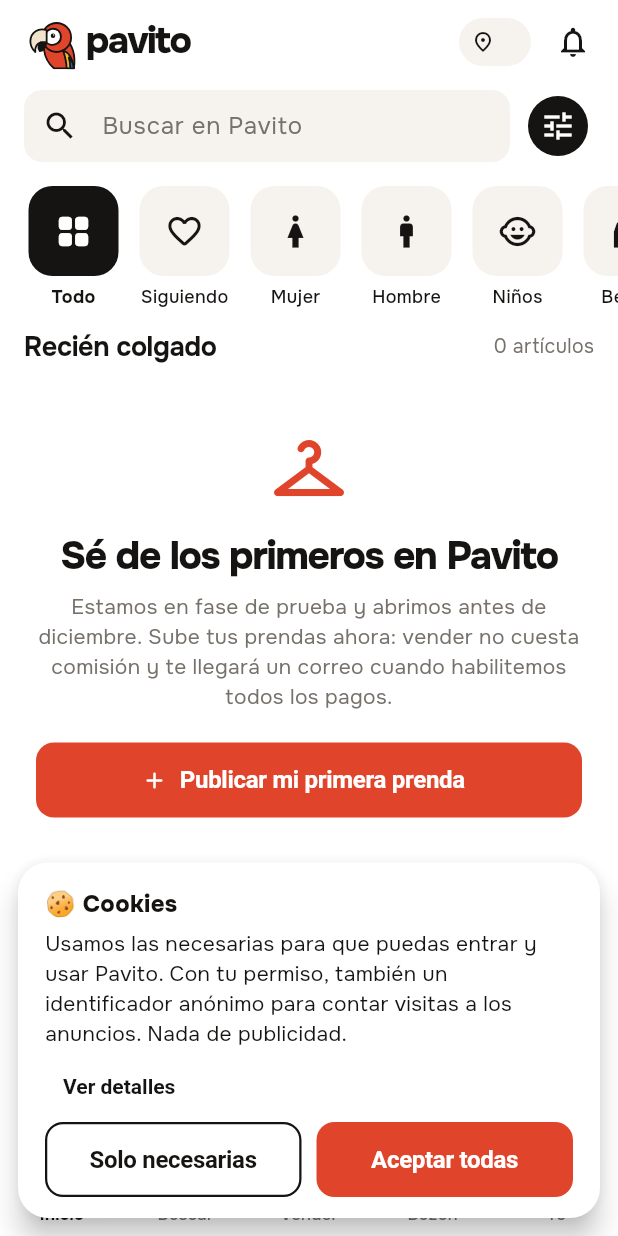
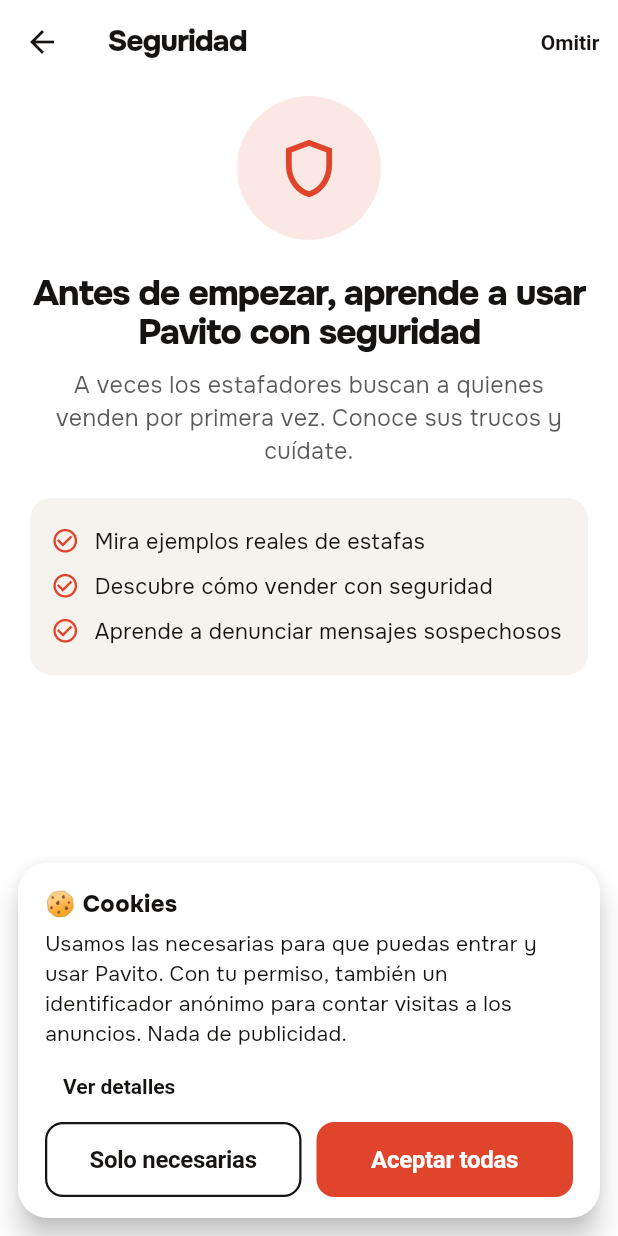
Before and after one commit to javiermoises159-dot/la-percha, a Flutter app: the screen it shows once a user with an empty profile is signed in, on a phone screen of 412 x 824 dp. Run offline on Flutter 3.47's test engine with Material 3 defaults, Android fonts, the phone set to English and light mode, and no system bars; our stand-ins replace flutter_svg, google_fonts, image_picker, shared_preferences, supabase_flutter, webview_flutter; missing offline and left inert: dart:js_interop; accounts and stored records are empty; network calls fail.

Commit message:
Guía de seguridad antes de la primera venta y en Yo: estafas típicas, no salir de Pavito, links/QR, datos personales, denunciar
Co-Authored-By: Claude Sonnet 5.5 <noreply@anthropic.com>
Claude-Session: https://claude.ai/code/session_01JhSfgkLBMgjpgLXA8Cpnwe

```diff
--- a/app/lib/profile_page.dart
+++ b/app/lib/profile_page.dart
@@ -14,6 +14,7 @@ import 'mas.dart';
 import 'admin_2fa.dart';
 import 'orders_page.dart';
 import 'seller_profile.dart';
+import 'seguridad.dart';
 import 'theme.dart';
 
 /// Perfil: cabecera y menú completo.
@@ -142,6 +143,8 @@ class ProfilePage extends StatelessWidget {
   }
 
   static List<Widget> _legalItems(BuildContext context) => [
+        _item(context, Icons.shield_outlined, 'Consejos de seguridad',
+            page: const SeguridadPage()),
         _item(context, Icons.info_outline, 'Información sobre Pavito',
             page: const InfoPage(title: 'Sobre Pavito', body: aboutText)),
         _item(context, Icons.gavel_outlined, 'Notas legales',
--- /dev/null
+++ b/app/lib/seguridad.dart
@@ -0,0 +1,271 @@
+import 'package:flutter/material.dart';
+import 'package:shared_preferences/shared_preferences.dart';
+
+import 'theme.dart';
+
+/// Guía de seguridad: ejemplos reales de estafas y cómo cuidarse.
+/// Se muestra una vez antes de la primera venta y siempre se puede abrir desde "Yo".
+const _claveVisto = 'pv_seguridad_v1';
+
+Future<void> mostrarSeguridadSiPrimeraVez(BuildContext context) async {
+  try {
+    final p = await SharedPreferences.getInstance();
+    if (p.getBool(_claveVisto) == true) return;
+    await p.setBool(_claveVisto, true);
+  } catch (_) {
+    return;
+  }
+  if (!context.mounted) return;
+  await Navigator.of(context)
+      .push(MaterialPageRoute(builder: (_) => const SeguridadPage()));
+}
+
+class _Paso {
+  const _Paso(this.icono, this.titulo, this.texto, {this.ejemplo, this.consejos});
+  final IconData icono;
+  final String titulo;
+  final String texto;
+  final String? ejemplo; // mensaje de estafa de muestra
+  final List<String>? consejos;
+}
+
+const _pasos = <_Paso>[
+  _Paso(
+    Icons.shield_outlined,
+    'Antes de empezar, aprende a usar Pavito con seguridad',
+    'A veces los estafadores buscan a quienes venden por primera vez. Conoce sus trucos y cuídate.',
+    consejos: [
+      'Mira ejemplos reales de estafas',
+      'Descubre cómo vender con seguridad',
+      'Aprende a denunciar mensajes sospechosos',
+    ],
+  ),
+  _Paso(
+    Icons.chat_bubble_outline,
+    'Quédate dentro de Pavito',
+    'Los estafadores te piden hablar por WhatsApp o pagarte por fuera (Pago Móvil, Zinli, Binance) para saltarse la protección. En Pavito el pago queda retenido hasta que el comprador confirma que recibió su prenda.',
+    ejemplo:
+        'Hola, me interesa 😍 Escríbeme al WhatsApp y te pago directo, así nos ahorramos la comisión.',
+    consejos: [
+      'Conversa y negocia solo en el chat de Pavito',
+      'Nunca aceptes pagos por fuera de la app',
+    ],
+  ),
+  _Paso(
+    Icons.receipt_long_outlined,
+    'No envíes nada por una captura',
+    'Un comprobante de pago puede ser falso. No entregues ni envíes la prenda hasta que Pavito te avise que el pago está retenido.',
+    ejemplo:
+        'Ya te pagué por Pago Móvil, mira el comprobante 📸 Envía hoy mismo que lo necesito urgente!!',
+    consejos: [
+      'Revisa el estado del pedido dentro de Pavito, no la captura',
+      'Desconfía de la prisa: los estafadores presionan',
+    ],
+  ),
+  _Paso(
+    Icons.link_off,
+    'Evita links y códigos QR',
+    'Los estafadores envían links falsos de cobro que imitan a Pavito. Cuando vendes, tu dinero aparece dentro de la app: nadie necesita que abras un link para cobrar.',
+    ejemplo:
+        '🔔 ¡Tu artículo fue vendido! Cobra aquí: https://pavlto-cobro.info/8832114',
+    consejos: [
+      'Pavito solo vive en pavito.app',
+      'No toques links ni escanees QR que te manda un comprador',
+    ],
+  ),
+  _Paso(
+    Icons.lock_outline,
+    'No des datos personales',
+    'Cuidado con quien te pide tu cédula, tu correo, tu teléfono, tus claves o el código que te llega para entrar. Con esos datos pueden quedarse con tu cuenta.',
+    ejemplo:
+        'Para confirmar la venta pásame tu cédula y el código que te llegó al correo.',
+    consejos: [
+      'Pavito nunca te pide tu clave ni códigos de verificación',
+      'No compartas datos bancarios en el chat',
+    ],
+  ),
+  _Paso(
+    Icons.flag_outlined,
+    '¿Algo te parece raro? Denúncialo',
+    'Si ves un mensaje, un anuncio o a alguien sospechoso, avísanos para que lo revisemos.',
+    consejos: [
+      '1. Abre el anuncio o el perfil de la persona',
+      '2. Toca «Denunciar»',
+      '3. Elige el motivo, por ejemplo «Parece una estafa»',
+    ],
+  ),
+];
+
+class SeguridadPage extends StatefulWidget {
+  const SeguridadPage({super.key});
+
+  @override
+  State<SeguridadPage> createState() => _SeguridadPageState();
+}
+
+class _SeguridadPageState extends State<SeguridadPage> {
+  final _ctl = PageController();
+  int _i = 0;
+
+  @override
+  void dispose() {
+    _ctl.dispose();
+    super.dispose();
+  }
+
+  void _siguiente() {
+    if (_i >= _pasos.length - 1) {
+      Navigator.of(context).maybePop();
+      return;
+    }
+    _ctl.nextPage(
+        duration: const Duration(milliseconds: 280), curve: Curves.easeOut);
+  }
+
+  @override
+  Widget build(BuildContext context) {
+    final cs = Theme.of(context).colorScheme;
+    final ultimo = _i == _pasos.length - 1;
+    return Scaffold(
+      appBar: AppBar(
+        title: const Text('Seguridad'),
+        actions: [
+          if (!ultimo)
+            TextButton(
+                onPressed: () => Navigator.of(context).maybePop(),
+                child: const Text('Omitir')),
+        ],
+      ),
+      body: Column(children: [
+        Expanded(
+          child: PageView.builder(
+            controller: _ctl,
+            itemCount: _pasos.length,
+            onPageChanged: (v) => setState(() => _i = v),
+            itemBuilder: (_, k) => _Lamina(paso: _pasos[k]),
+          ),
+        ),
+        Row(mainAxisAlignment: MainAxisAlignment.center, children: [
+          for (var k = 0; k < _pasos.length; k++)
+            Container(
+              width: k == _i ? 10 : 7,
+              height: k == _i ? 10 : 7,
+              margin: const EdgeInsets.symmetric(horizontal: 4, vertical: 12),
+              decoration: BoxDecoration(
+                shape: BoxShape.circle,
+                color: k == _i ? cs.primary : cs.onSurface.withOpacity(0.18),
+              ),
+            ),
+        ]),
+        Padding(
+          padding: const EdgeInsets.fromLTRB(20, 0, 20, 20),
+          child: SizedBox(
+            width: double.infinity,
+            child: FilledButton(
+              onPressed: _siguiente,
+              child: Text(_i == 0
+                  ? 'Aprende a cuidarte'
+                  : ultimo
+                      ? 'Entendido'
+                      : 'Siguiente'),
+            ),
+          ),
+        ),
+      ]),
+    );
+  }
+}
+
+class _Lamina extends StatelessWidget {
+  const _Lamina({required this.paso});
+  final _Paso paso;
+
+  @override
+  Widget build(BuildContext context) {
+    final cs = Theme.of(context).colorScheme;
+    final soft = cs.surfaceContainerHighest;
+    return ListView(
+      padding: const EdgeInsets.fromLTRB(20, 8, 20, 12),
+      children: [
+        Center(
+          child: Container(
+            width: 96,
+            height: 96,
+            decoration: BoxDecoration(
+                color: cs.primary.withOpacity(0.12), shape: BoxShape.circle),
+            child: Icon(paso.icono, size: 46, color: cs.primary),
+          ),
+        ),
+        const SizedBox(height: 22),
+        Text(paso.titulo,
+            textAlign: TextAlign.center,
+            style: display(24, color: cs.onSurface)),
+        const SizedBox(height: 12),
+        Text(paso.texto,
+            textAlign: TextAlign.center,
+            style: TextStyle(
+                fontSize: 15.5, height: 1.4, color: cs.onSurface.withOpacity(0.7))),
+        if (paso.ejemplo != null) ...[
+          const SizedBox(height: 20),
+          Text('Ejemplo de mensaje de estafa',
+              style: TextStyle(
+                  fontWeight: FontWeight.w700,
+                  fontSize: 15,
+                  color: cs.onSurface)),
+          const SizedBox(height: 8),
+          Container(
+            padding: const EdgeInsets.all(14),
+            decoration: BoxDecoration(
+                color: soft, borderRadius: BorderRadius.circular(14)),
+            child: Container(
+              padding: const EdgeInsets.all(12),
+              decoration: BoxDecoration(
+                  color: cs.surface,
+                  borderRadius: BorderRadius.circular(12),
+                  border: Border.all(color: cs.primary.withOpacity(0.35))),
+              child: Row(crossAxisAlignment: CrossAxisAlignment.start, children: [
+                Icon(Icons.warning_amber_rounded, size: 20, color: cs.primary),
+                const SizedBox(width: 8),
+                Expanded(
+                    child: Text(paso.ejemplo!,
+                        style: TextStyle(
+                            fontSize: 14.5,
+                            height: 1.4,
+                            color: cs.onSurface))),
+              ]),
+            ),
+          ),
+        ],
+        if (paso.consejos != null) ...[
+          const SizedBox(height: 20),
+          Container(
+            padding: const EdgeInsets.all(14),
+            decoration: BoxDecoration(
+                color: soft, borderRadius: BorderRadius.circular(14)),
+            child: Column(
+                crossAxisAlignment: CrossAxisAlignment.start,
+                children: [
+                  for (final c in paso.consejos!)
+                    Padding(
+                      padding: const EdgeInsets.symmetric(vertical: 5),
+                      child: Row(
+                          crossAxisAlignment: CrossAxisAlignment.start,
+                          children: [
+                            Icon(Icons.check_circle_outline,
+                                size: 19, color: cs.primary),
+                            const SizedBox(width: 10),
+                            Expanded(
+                                child: Text(c,
+                                    style: TextStyle(
+                                        fontSize: 14.5,
+                                        height: 1.35,
+                                        color: cs.onSurface))),
+                          ]),
+                    ),
+                ]),
+          ),
+        ],
+      ],
+    );
+  }
+}
--- a/app/lib/sell_page.dart
+++ b/app/lib/sell_page.dart
@@ -9,6 +9,7 @@ import 'package:supabase_flutter/supabase_flutter.dart';
 import 'app_state.dart';
 import 'fundador.dart';
 import 'listing.dart';
+import 'seguridad.dart';
 import 'theme.dart';
 
 const _conditions = [
@@ -127,6 +128,9 @@ class _SellPageState extends State<SellPage> {
   void initState() {
     super.initState();
     _cargarTarifas();
+    WidgetsBinding.instance.addPostFrameCallback((_) {
+      if (mounted) mostrarSeguridadSiPrimeraVez(context);
+    });
   }
 
   Future<void> _cargarTarifas() async {
```
